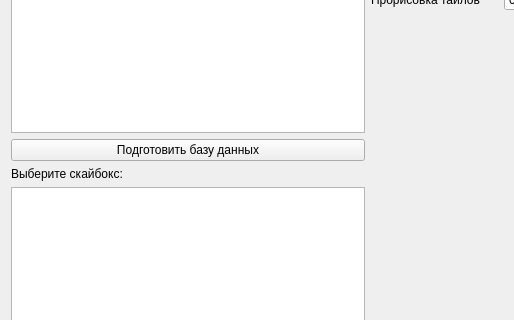
asafran/RouteEditor, file src/StartDialog.ui: the form before one commit; both pictures show x 0 to 514 and y 196 to 516 of the 736 by 720 pixel window.
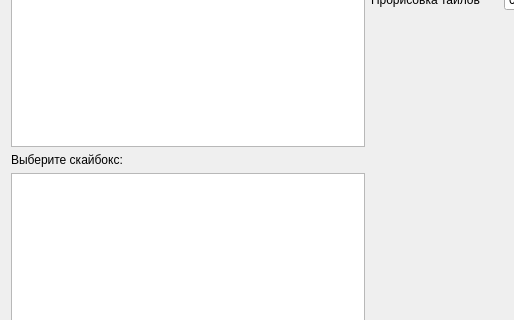
The form after the commit.

The edit to the form file:
```diff
--- a/src/StartDialog.ui
+++ b/src/StartDialog.ui
@@ -33,13 +33,6 @@
        </property>
       </widget>
      </item>
-     <item>
-      <widget class="QPushButton" name="preparePush">
-       <property name="text">
-        <string>Подготовить базу данных</string>
-       </property>
-      </widget>
-     </item>
      <item>
       <widget class="QLabel" name="label_5">
        <property name="text">
```
